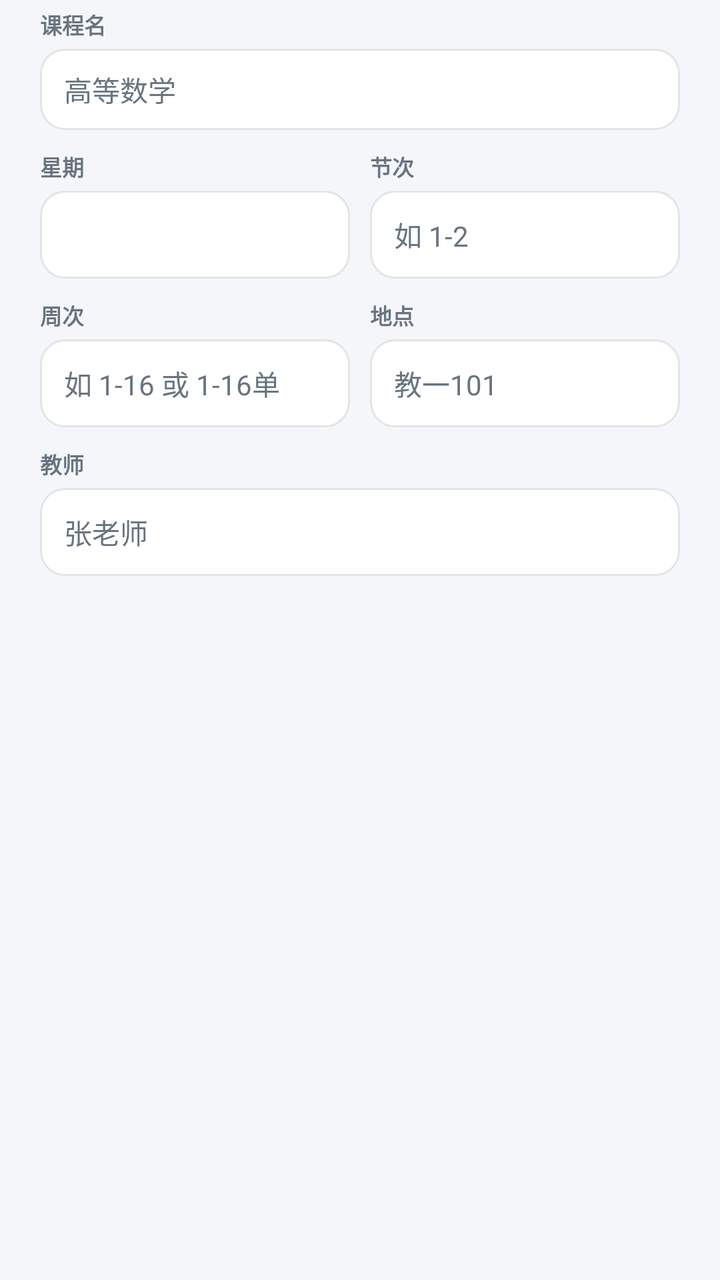
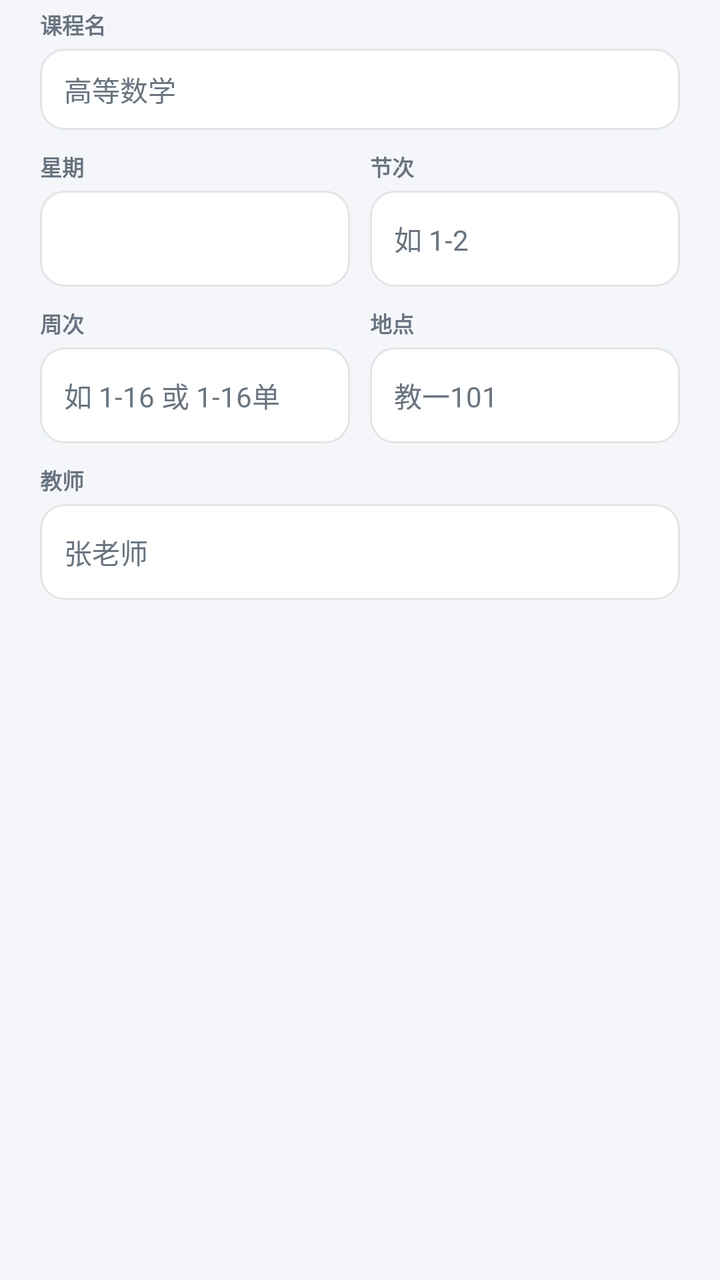

Compare the two renders of this Android layout. The source of the first and the diff that turns it into the second are given below.
<!-- AndroidManifest.xml: application theme Theme.RouteWorkshop -->
<!-- res/layout/dialog_study_course.xml -->
<?xml version="1.0" encoding="utf-8"?>
<ScrollView xmlns:android="http://schemas.android.com/apk/res/android"
    android:layout_width="match_parent"
    android:layout_height="wrap_content"
    android:fillViewport="true"
    android:scrollbars="none">
    <LinearLayout
        android:layout_width="match_parent"
        android:layout_height="wrap_content"
        android:orientation="vertical"
        android:paddingHorizontal="@dimen/space_4xl"
        android:paddingTop="@dimen/space_xs">
        <TextView
            style="@style/Text.Unloop.Caption"
            android:layout_width="wrap_content"
            android:layout_height="wrap_content"
            android:text="@string/study_course_name"
            android:textStyle="bold" />
        <EditText
            android:id="@+id/inputCourseName"
            android:layout_width="match_parent"
            android:layout_height="wrap_content"
            android:layout_marginTop="@dimen/space_xs"
            android:background="@drawable/bg_study_input"
            android:hint="高等数学"
            android:importantForAutofill="no"
            android:inputType="text"
            android:maxLines="1"
            android:paddingHorizontal="@dimen/space_xl"
            android:paddingVertical="@dimen/space_lg"
            android:textColor="@color/campus_ink"
            android:textColorHint="@color/fm_muted"
            android:textSize="@dimen/text_body" />
        <LinearLayout
            android:layout_width="match_parent"
            android:layout_height="wrap_content"
            android:layout_marginTop="@dimen/space_lg"
            android:orientation="horizontal">
            <LinearLayout
                android:layout_width="0dp"
                android:layout_height="wrap_content"
                android:layout_weight="1"
                android:orientation="vertical">
                <TextView
                    style="@style/Text.Unloop.Caption"
                    android:layout_width="wrap_content"
                    android:layout_height="wrap_content"
                    android:text="@string/study_course_weekday"
                    android:textStyle="bold" />
                <Spinner
                    android:id="@+id/spinnerCourseWeekday"
                    android:layout_width="match_parent"
                    android:layout_height="44dp"
                    android:layout_marginTop="@dimen/space_xs"
                    android:background="@drawable/bg_study_input"
                    android:paddingHorizontal="@dimen/space_lg"
                    android:popupBackground="@color/fm_surface" />
            </LinearLayout>
            <Space
                android:layout_width="10dp"
                android:layout_height="1dp" />
            <LinearLayout
                android:layout_width="0dp"
                android:layout_height="wrap_content"
                android:layout_weight="1"
                android:orientation="vertical">
                <TextView
                    style="@style/Text.Unloop.Caption"
                    android:layout_width="wrap_content"
                    android:layout_height="wrap_content"
                    android:text="@string/study_course_period"
                    android:textStyle="bold" />
                <EditText
                    android:id="@+id/inputCoursePeriod"
                    android:layout_width="match_parent"
                    android:layout_height="44dp"
                    android:layout_marginTop="@dimen/space_xs"
                    android:background="@drawable/bg_study_input"
                    android:hint="@string/study_course_period_hint"
                    android:importantForAutofill="no"
                    android:inputType="text"
                    android:maxLines="1"
                    android:paddingHorizontal="@dimen/space_xl"
                    android:textColor="@color/campus_ink"
                    android:textColorHint="@color/fm_muted"
                    android:textSize="@dimen/text_body" />
            </LinearLayout>
        </LinearLayout>
        <TextView
            style="@style/Text.Unloop.Caption"
            android:id="@+id/textCourseTimeRange"
            android:layout_width="match_parent"
            android:layout_height="wrap_content"
            android:layout_marginTop="@dimen/space_sm"
            android:visibility="gone" />
        <LinearLayout
            android:layout_width="match_parent"
            android:layout_height="wrap_content"
            android:layout_marginTop="@dimen/space_lg"
            android:orientation="horizontal">
            <LinearLayout
                android:layout_width="0dp"
                android:layout_height="wrap_content"
                android:layout_weight="1"
                android:orientation="vertical">
                <TextView
                    style="@style/Text.Unloop.Caption"
                    android:layout_width="wrap_content"
                    android:layout_height="wrap_content"
                    android:text="@string/study_course_weeks"
                    android:textStyle="bold" />
                <EditText
                    android:id="@+id/inputCourseWeeks"
                    android:layout_width="match_parent"
                    android:layout_height="44dp"
                    android:layout_marginTop="@dimen/space_xs"
                    android:background="@drawable/bg_study_input"
                    android:hint="@string/study_course_weeks_hint"
                    android:importantForAutofill="no"
                    android:inputType="text"
                    android:maxLines="1"
                    android:paddingHorizontal="@dimen/space_xl"
                    android:textColor="@color/campus_ink"
                    android:textColorHint="@color/fm_muted"
                    android:textSize="@dimen/text_body" />
            </LinearLayout>
            <Space
                android:layout_width="10dp"
                android:layout_height="1dp" />
            <LinearLayout
                android:layout_width="0dp"
                android:layout_height="wrap_content"
                android:layout_weight="1"
                android:orientation="vertical">
                <TextView
                    style="@style/Text.Unloop.Caption"
                    android:layout_width="wrap_content"
                    android:layout_height="wrap_content"
                    android:text="@string/study_course_location"
                    android:textStyle="bold" />
                <EditText
                    android:id="@+id/inputCourseLocation"
                    android:layout_width="match_parent"
                    android:layout_height="44dp"
                    android:layout_marginTop="@dimen/space_xs"
                    android:background="@drawable/bg_study_input"
                    android:hint="教一101"
                    android:importantForAutofill="no"
                    android:inputType="text"
                    android:maxLines="1"
                    android:paddingHorizontal="@dimen/space_xl"
                    android:textColor="@color/campus_ink"
                    android:textColorHint="@color/fm_muted"
                    android:textSize="@dimen/text_body" />
            </LinearLayout>
        </LinearLayout>
        <TextView
            style="@style/Text.Unloop.Caption"
            android:layout_width="wrap_content"
            android:layout_height="wrap_content"
            android:layout_marginTop="@dimen/space_lg"
            android:text="@string/study_course_teacher"
            android:textStyle="bold" />
        <EditText
            android:id="@+id/inputCourseTeacher"
            android:layout_width="match_parent"
            android:layout_height="44dp"
            android:layout_marginTop="@dimen/space_xs"
            android:layout_marginBottom="@dimen/space_xs"
            android:background="@drawable/bg_study_input"
            android:hint="张老师"
            android:importantForAutofill="no"
            android:inputType="text"
            android:maxLines="1"
            android:paddingHorizontal="@dimen/space_xl"
            android:textColor="@color/campus_ink"
            android:textColorHint="@color/fm_muted"
            android:textSize="@dimen/text_body" />
    </LinearLayout>
</ScrollView>
<!-- resources referenced by this layout -->
<resources>
  <color name="campus_ink">@color/fm_text</color>
  <color name="fm_muted">#687480</color>
  <color name="fm_surface">#FFFFFF</color>
  <dimen name="space_4xl">20dp</dimen>
  <dimen name="space_lg">10dp</dimen>
  <dimen name="space_sm">6dp</dimen>
  <dimen name="space_xl">12dp</dimen>
  <dimen name="space_xs">4dp</dimen>
  <dimen name="text_body">14sp</dimen>
  <!-- drawable bg_study_input (drawable) -->
  <?xml version="1.0" encoding="utf-8"?>
  <shape xmlns:android="http://schemas.android.com/apk/res/android"
      android:shape="rectangle">
      <solid android:color="@color/fm_surface" />
      <corners android:radius="12dp" />
      <stroke
          android:width="1dp"
          android:color="@color/campus_card_stroke" />
  </shape>
  <string name="study_course_location">地点</string>
  <string name="study_course_name">课程名</string>
  <string name="study_course_period">节次</string>
  <string name="study_course_period_hint">如 1-2</string>
  <string name="study_course_teacher">教师</string>
  <string name="study_course_weekday">星期</string>
  <string name="study_course_weeks">周次</string>
  <string name="study_course_weeks_hint">如 1-16 或 1-16单</string>
  <style name="Text.Unloop.Caption" parent="">
          <item name="android:textColor">@color/campus_muted</item>
          <item name="android:textSize">@dimen/text_caption</item>
      </style>
  <color name="fm_text">#182130</color>
  <color name="campus_card_stroke">@color/fm_border</color>
  <color name="campus_muted">@color/fm_muted</color>
  <dimen name="text_caption">11sp</dimen>
  <color name="fm_brand">#147C4B</color>
  <color name="fm_on_brand">#FFFFFF</color>
  <color name="fm_surface_alt">#E5F5EB</color>
  <color name="fm_link">#147C4B</color>
  <color name="fm_background">#F5F6FA</color>
  <color name="fm_text_secondary">#66717F</color>
  <color name="fm_border">#E1E6E5</color>
  <style name="Animation.Legion.Activity" parent="@android:style/Animation.Activity">
          <item name="android:activityOpenEnterAnimation">@anim/fm_fade_in</item>
          <item name="android:activityOpenExitAnimation">@anim/fm_hold</item>
          <item name="android:activityCloseEnterAnimation">@anim/fm_fade_in</item>
          <item name="android:activityCloseExitAnimation">@anim/fm_fade_out</item>
      </style>
  <style name="Widget.Legion.FinmoriButton" parent="Widget.Material3.Button"><item name="cornerRadius">16dp</item><item name="android:minHeight">48dp</item></style>
  <!-- unchanged entries left out for length: 1 -->
</resources>

<!-- the commit's change to res/layout/dialog_study_course.xml (unified diff, before → after) -->
@@ -50,7 +50,7 @@
                 <Spinner
                     android:id="@+id/spinnerCourseWeekday"
                     android:layout_width="match_parent"
-                    android:layout_height="44dp"
+                    android:layout_height="@dimen/touch_min"
                     android:layout_marginTop="@dimen/space_xs"
                     android:background="@drawable/bg_study_input"
                     android:paddingHorizontal="@dimen/space_lg"
@@ -73,7 +73,7 @@
                 <EditText
                     android:id="@+id/inputCoursePeriod"
                     android:layout_width="match_parent"
-                    android:layout_height="44dp"
+                    android:layout_height="@dimen/touch_min"
                     android:layout_marginTop="@dimen/space_xs"
                     android:background="@drawable/bg_study_input"
                     android:hint="@string/study_course_period_hint"
@@ -112,7 +112,7 @@
                 <EditText
                     android:id="@+id/inputCourseWeeks"
                     android:layout_width="match_parent"
-                    android:layout_height="44dp"
+                    android:layout_height="@dimen/touch_min"
                     android:layout_marginTop="@dimen/space_xs"
                     android:background="@drawable/bg_study_input"
                     android:hint="@string/study_course_weeks_hint"
@@ -141,7 +141,7 @@
                 <EditText
                     android:id="@+id/inputCourseLocation"
                     android:layout_width="match_parent"
-                    android:layout_height="44dp"
+                    android:layout_height="@dimen/touch_min"
                     android:layout_marginTop="@dimen/space_xs"
                     android:background="@drawable/bg_study_input"
                     android:hint="教一101"
@@ -164,7 +164,7 @@
         <EditText
             android:id="@+id/inputCourseTeacher"
             android:layout_width="match_parent"
-            android:layout_height="44dp"
+            android:layout_height="@dimen/touch_min"
             android:layout_marginTop="@dimen/space_xs"
             android:layout_marginBottom="@dimen/space_xs"
             android:background="@drawable/bg_study_input"
<!-- resource entries referenced after the edit -->
@@ -9,6 +9,7 @@
   <dimen name="space_xl">12dp</dimen>
   <dimen name="space_xs">4dp</dimen>
   <dimen name="text_body">14sp</dimen>
+  <dimen name="touch_min">48dp</dimen>
   <!-- drawable bg_study_input (drawable) -->
   <?xml version="1.0" encoding="utf-8"?>
   <shape xmlns:android="http://schemas.android.com/apk/res/android"
